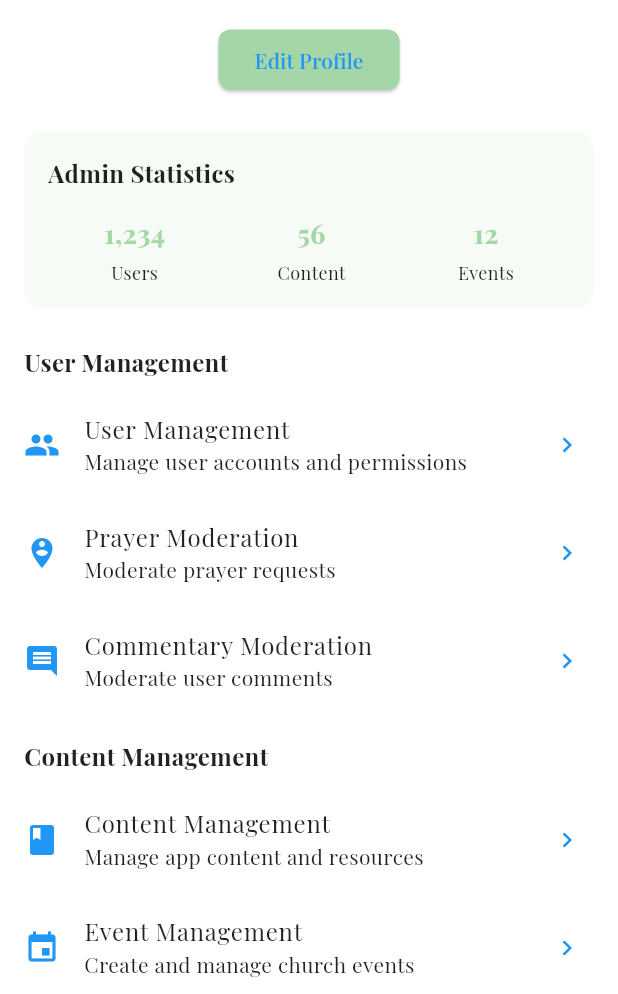
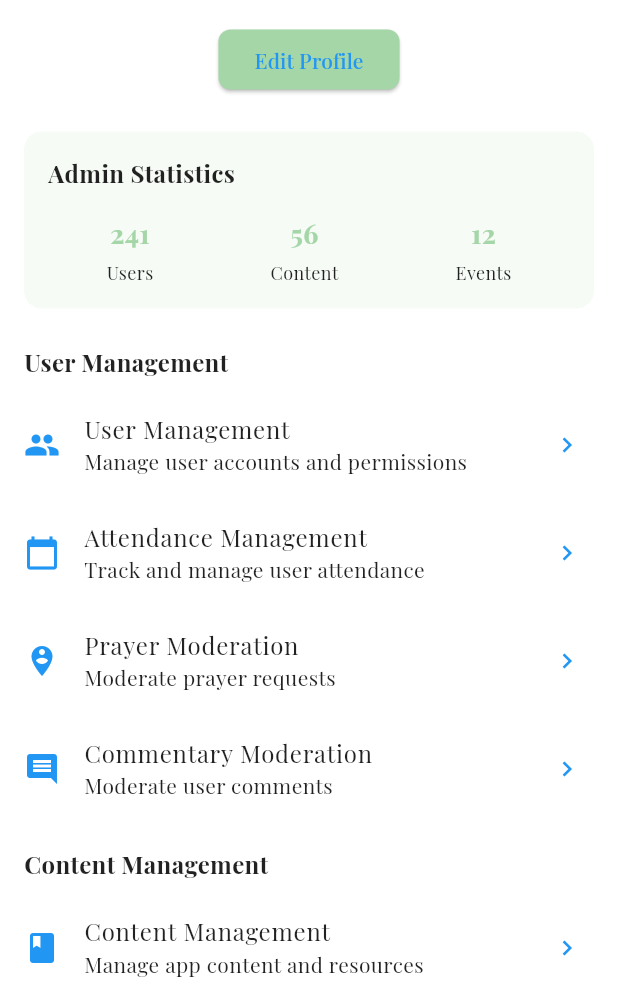
Before and after one commit to josi-web/AmenApp, a Flutter app: the AdminProfileContent screen opened directly, on a phone screen of 412 x 824 dp, the part 242-1236 px from its top. Run offline on Flutter 3.47's test engine with Material 3 defaults, Android fonts, the phone set to English and light mode, and no system bars; our stand-ins replace animate_do, fl_chart, google_fonts, shared_preferences; accounts and stored records are empty.

Commit message:
feat: Add Attendance Management menu item to AdminProfileScreen

```diff
--- a/amen_app/lib/features/admin/screens/admin_profile_screen.dart
+++ b/amen_app/lib/features/admin/screens/admin_profile_screen.dart
@@ -11,6 +11,7 @@ import 'notification_control.dart';
 import 'feedback_management.dart';
 import 'app_settings.dart';
 import 'analytics_dashboard.dart';
+import 'attendance_management.dart';
 
 class AdminProfileScreen extends StatelessWidget {
   final bool isTab;
@@ -170,7 +171,7 @@ class AdminProfileContent extends StatelessWidget {
                   Row(
                     mainAxisAlignment: MainAxisAlignment.spaceAround,
                     children: [
-                      _buildStatItem(context, 'Users', '1,234'),
+                      _buildStatItem(context, 'Users', '241'),
                       _buildStatItem(context, 'Content', '56'),
                       _buildStatItem(context, 'Events', '12'),
                     ],
@@ -191,6 +192,19 @@ class AdminProfileContent extends StatelessWidget {
                       context,
                       MaterialPageRoute(
                         builder: (context) => const UserManagement(),
+                      ),
+                    );
+                  },
+                ),
+                _buildMenuItem(
+                  icon: Icons.calendar_today,
+                  title: 'Attendance Management',
+                  subtitle: 'Track and manage user attendance',
+                  onTap: () {
+                    Navigator.push(
+                      context,
+                      MaterialPageRoute(
+                        builder: (context) => const AttendanceManagement(),
                       ),
                     );
                   },
```
